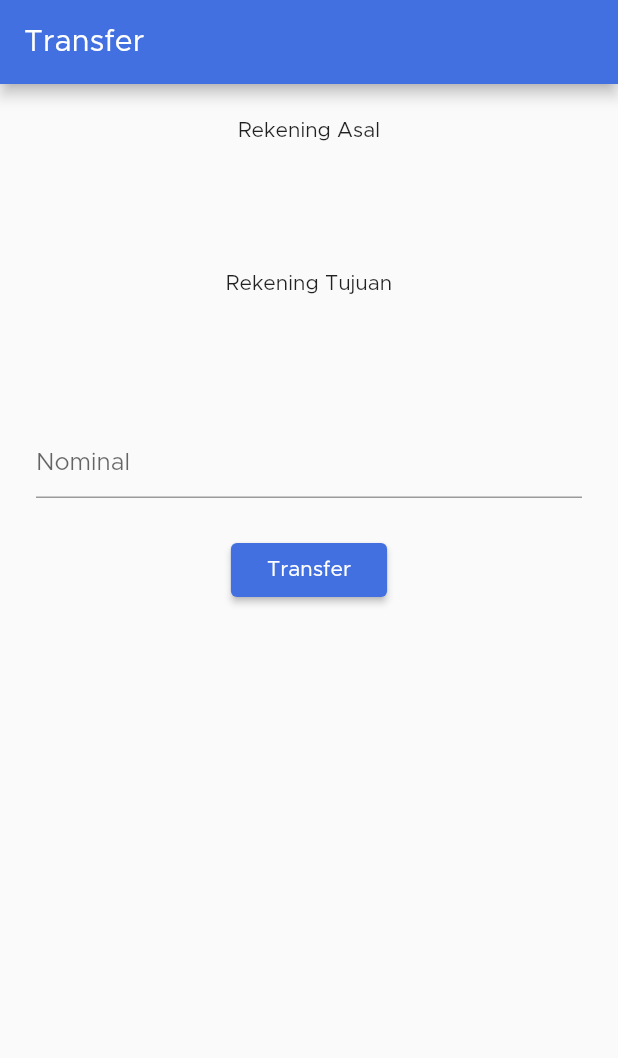
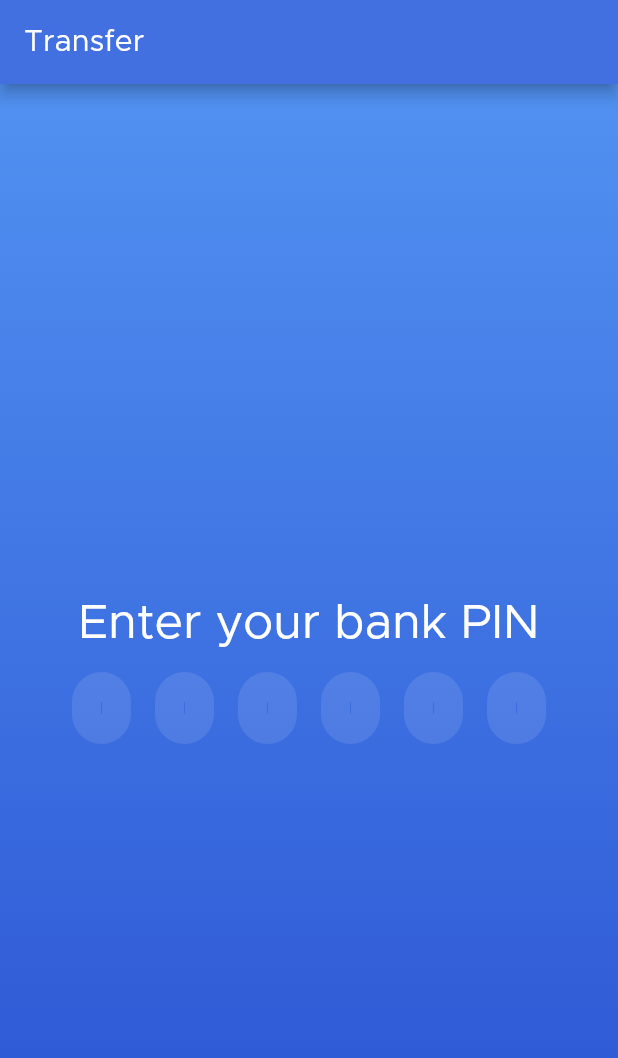
Before and after one commit to Renziera/QUEID, a Flutter app: the TransferNominal screen opened directly with empty values, on a phone screen of 412 x 824 dp. Shown: the top 1058 px of the screen. Run offline on Flutter 3.47's test engine with Material 2 defaults, Android fonts, the phone set to English and light mode, and no system bars; drawn by our look-alikes of pin_input_text_field; our stand-ins replace cloud_firestore, firebase_auth, qr_flutter; missing offline and left inert: qr_code_scanner; accounts and stored records are empty.

Commit message:
Input PIN transfer

```diff
--- a/app/lib/transfer.dart
+++ b/app/lib/transfer.dart
@@ -1,6 +1,7 @@
 import 'package:cloud_firestore/cloud_firestore.dart';
 import 'package:firebase_auth/firebase_auth.dart';
 import 'package:flutter/material.dart';
+import 'package:pin_input_text_field/pin_input_text_field.dart';
 
 class Transfer extends StatefulWidget {
   @override
@@ -162,7 +163,7 @@ class _TransferNominalState extends State<TransferNominal> {
 
   @override
   void initState() {
-    _body = _buildDetail();
+    _body = _buildPIN();
     super.initState();
   }
 
@@ -226,7 +227,61 @@ class _TransferNominalState extends State<TransferNominal> {
     );
   }
 
-  Center _buildBerhasil(BuildContext context) {
+  Widget _buildPIN() {
+    return Container(
+      decoration: BoxDecoration(
+        gradient: LinearGradient(
+          begin: Alignment.topCenter,
+          end: Alignment.bottomCenter,
+          colors: [
+            Color(0xFF5191F1),
+            Color(0xFF2A51D2),
+          ],
+        ),
+      ),
+      child: Center(
+        child: Column(
+          mainAxisAlignment: MainAxisAlignment.center,
+          children: <Widget>[
+            SizedBox(height: 16),
+            Text(
+              'Enter your bank PIN',
+              style: TextStyle(color: Colors.white, fontSize: 32),
+            ),
+            SizedBox(height: 16),
+            Padding(
+              padding: const EdgeInsets.symmetric(horizontal: 48),
+              child: PinInputTextField(
+                autoFocus: true,
+                pinLength: 6,
+                keyboardType: TextInputType.number,
+                onSubmit: (pin) {
+                  if(pin != widget.asal.data['pin']) return;
+                  setState(() {
+                   _body = _buildDetail();
+                  });
+                },
+                decoration: BoxLooseDecoration(
+                  textStyle: TextStyle(fontSize: 1),
+                  strokeColor: Colors.white10,
+                  solidColor: Colors.transparent,
+                  strokeWidth: 20,
+                  radius: Radius.circular(20),
+                  enteredColor: Colors.white,
+                  obscureStyle: ObscureStyle(
+                    isTextObscure: true,
+                    obscureText: ' ',
+                  ),
+                ),
+              ),
+            ),
+          ],
+        ),
+      ),
+    );
+  }
+
+  Widget _buildBerhasil(BuildContext context) {
     return Center(
       child: Column(
         mainAxisAlignment: MainAxisAlignment.center,
--- a/app/pubspec.yaml
+++ b/app/pubspec.yaml
@@ -11,7 +11,7 @@ description: Interbank Finhack BCA
 # In iOS, build-name is used as CFBundleShortVersionString while build-number used as CFBundleVersion.
 # Read more about iOS versioning at
 # https://developer.apple.com/library/archive/documentation/General/Reference/InfoPlistKeyReference/Articles/CoreFoundationKeys.html
-version: 1.0.0+1
+version: 1.0.1+2
 
 environment:
   sdk: ">=2.1.0 <3.0.0"
```
